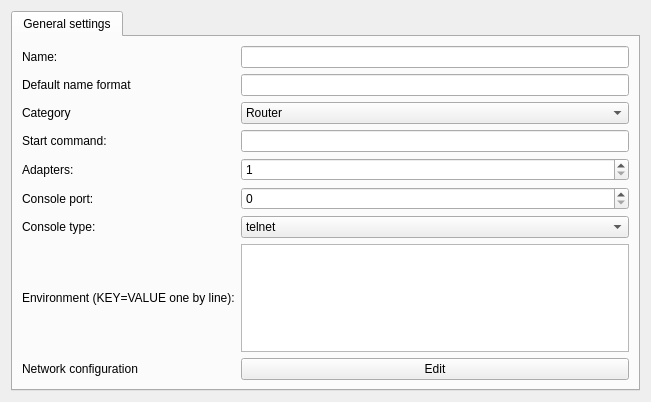
This is gns3/modules/docker/ui/docker_vm_configuration_page.ui in GNS3/gns3-gui as Qt 5 draws it before an edit. The edited form follows.
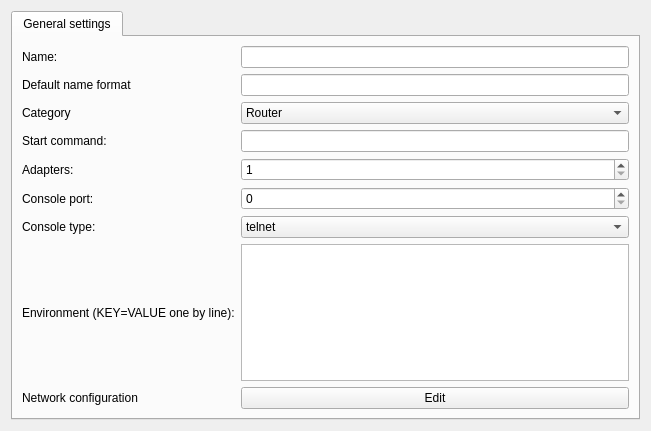
This is the edited form.

Commit message: Hide the text about network config for docker when editing template

What changed in the file:
```diff
--- a/gns3/modules/docker/ui/docker_vm_configuration_page.ui
+++ b/gns3/modules/docker/ui/docker_vm_configuration_page.ui
@@ -7,7 +7,7 @@
     <x>0</x>
     <y>0</y>
     <width>651</width>
-    <height>402</height>
+    <height>431</height>
    </rect>
   </property>
   <property name="windowTitle">
```
Left out of the diff: 2 changed lines with no effect on the pictures. The commit also changes 2 other files.
